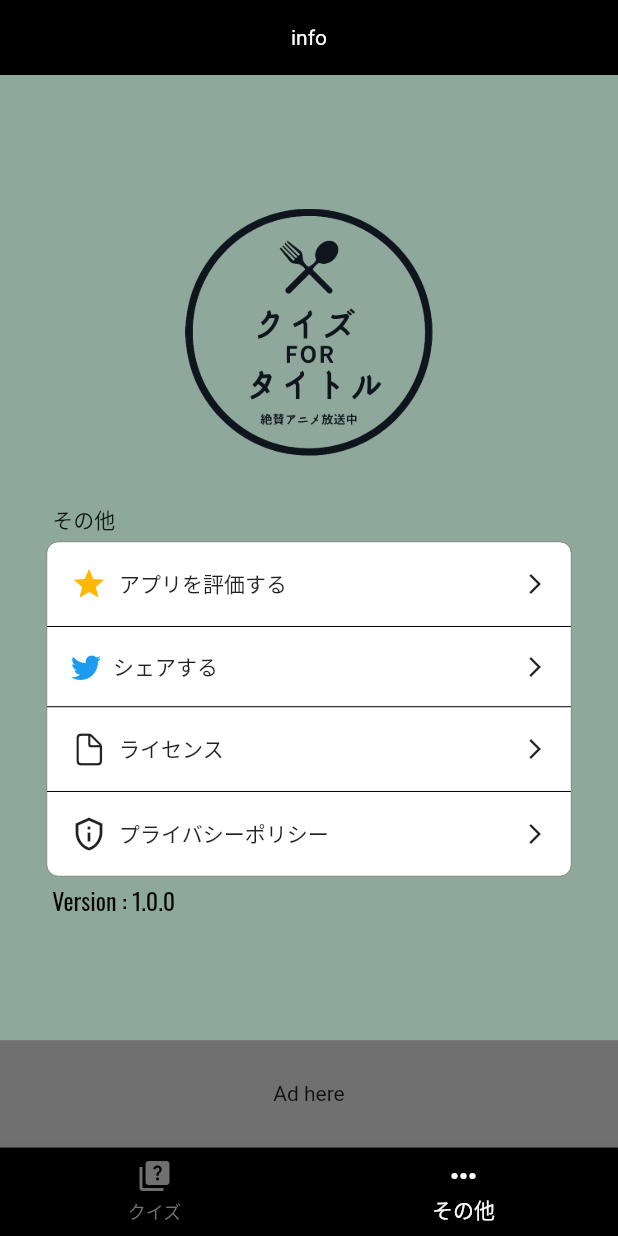
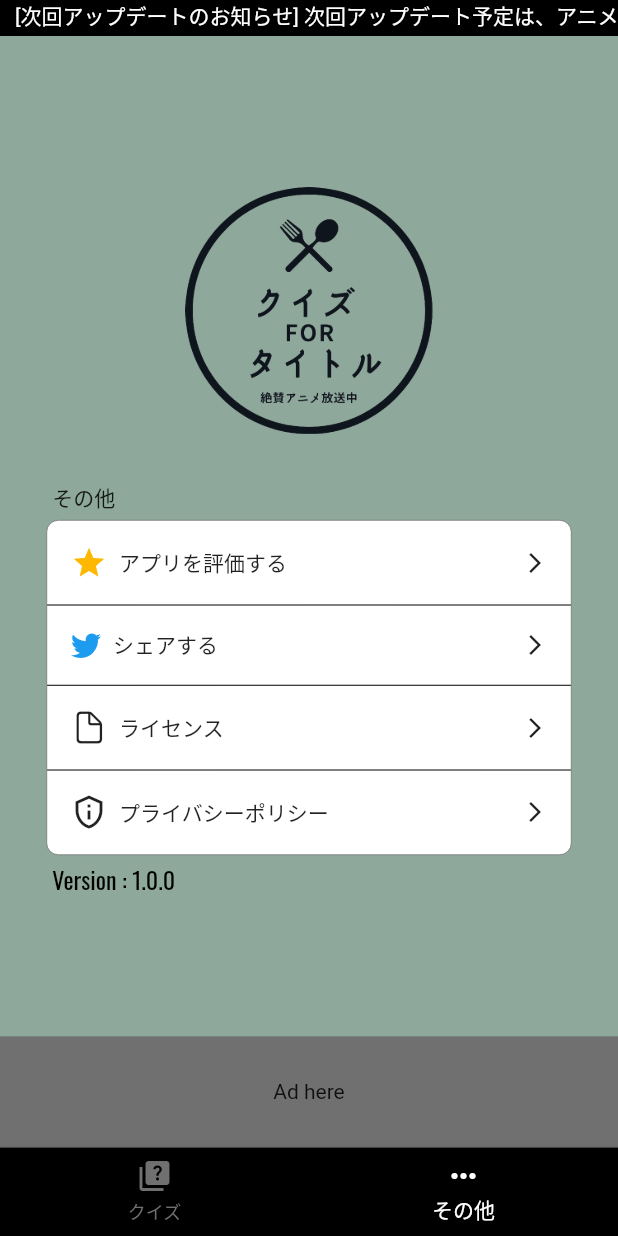
Before and after one commit to kihonnsyugisya/quiz_app, a Flutter app: the screen it shows after launch, item 2 of the bottom bar chosen, on a phone screen of 412 x 824 dp. Run offline on Flutter 3.47's test engine with Material 2 defaults, Android fonts, the phone set to English and light mode, and no system bars; drawn by our look-alikes of marquee; our stand-ins replace animate_do, cool_alert, font_awesome_flutter, google_fonts, package_info_plus, shared_preferences; missing offline and left inert: blinking_text, flutter_animated_dialog, launch_review.

Commit message:
端末依存のデータ保存設定 ④インフォーメーションの実装

```diff
--- a/lib/utils/info.dart
+++ b/lib/utils/info.dart
@@ -10,6 +10,9 @@ class Info{
     '1.0.2': {'pr': '1.0.2のpr文がきます。'},
     '1.0.3': {'pr': '1.0.3のpr文がきます。'},
   };
+
+  // TODO: TOPに表示される告知を適宜更新する。（アップデート時）
+  static String information ='[次回アップデートのお知らせ] 次回アップデート予定は、アニメ第●話放送後に実装予定です。たくさんアニメを見てクイズを追加していきます！';
 
   static bool isShowInfoDialog(){
     // ignore: unrelated_type_equality_checks
--- a/lib/view/nav_page.dart
+++ b/lib/view/nav_page.dart
@@ -1,6 +1,7 @@
 
 import 'package:flutter/material.dart';
 import 'package:flutter/scheduler.dart';
+import 'package:marquee/marquee.dart';
 import 'package:quiz_app/utils/color/original_theme_color.dart';
 import 'package:quiz_app/utils/dialogs.dart';
 import 'package:quiz_app/utils/shared_preference.dart';
@@ -45,13 +46,22 @@ class _NavPageState extends State<NavPage> {
           children: [
             Container(
               child: Center(
-                  child: Text(
-                    // TODO: 適宜更新する。名言でもあり。
-                    'info',
+                  child: Marquee(
+                    text: Info.information,
                     style: TextStyle(color: OriginalThemeColor.white),
-                  )),
+                    scrollAxis: Axis.horizontal,
+                    crossAxisAlignment: CrossAxisAlignment.start,
+                    blankSpace: 20.0,
+                    velocity: 30.0,
+                    startPadding: 10.0,
+                    accelerationDuration: Duration(seconds: 1),
+                    accelerationCurve: Curves.linear,
+                    decelerationDuration: Duration(milliseconds: 500),
+                    decelerationCurve: Curves.easeOut,
+                  )
+              ),
               color: OriginalThemeColor.black,
-              height: 50,
+              height: 24,
             ),
             Expanded(flex:9,child: Center(
               child: SingleChildScrollView(
```
